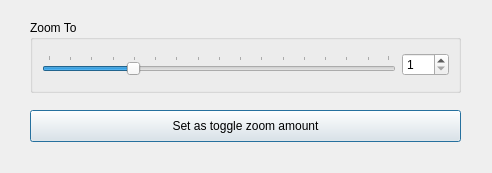
Before: the Qt Designer form zoomdlg.ui in towhee/Winnow64, drawn with Qt 5.
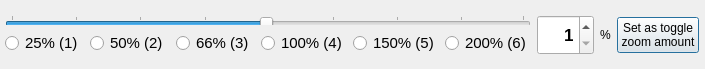
After: the same form once the commit is applied.

Commit message: Zoom window 1

Diff of the .ui file:
```diff
--- a/zoomdlg.ui
+++ b/zoomdlg.ui
@@ -6,73 +6,267 @@
    <rect>
     <x>0</x>
     <y>0</y>
-    <width>492</width>
-    <height>173</height>
+    <width>705</width>
+    <height>69</height>
    </rect>
   </property>
   <property name="windowTitle">
    <string>Zoom</string>
   </property>
-  <widget class="QPushButton" name="toggleZoomAmountBtn">
+  <property name="windowOpacity">
+   <double>0.850000000000000</double>
+  </property>
+  <property name="toolTip">
+   <string>&lt;html&gt;&lt;head/&gt;&lt;body&gt;&lt;p&gt;&lt;span style=&quot; font-size:18pt; font-weight:600;&quot;&gt;Zoom tips:&lt;/span&gt;&lt;/p&gt;&lt;p&gt;&lt;span style=&quot; font-weight:600;&quot;&gt;Esc&lt;/span&gt; to quit&lt;/p&gt;&lt;p&gt;&lt;span style=&quot; font-weight:600;&quot;&gt;Enter&lt;/span&gt; to change toogle zoom amount and exit&lt;/p&gt;&lt;p&gt;&lt;span style=&quot; font-weight:600;&quot;&gt;1&lt;/span&gt; - &lt;span style=&quot; font-weight:600;&quot;&gt;6&lt;/span&gt; to quick set zoom percentage&lt;/p&gt;&lt;p&gt;This window will stay-on-top so you can scroll the image, click zoom or pan to click point on a thumbnail.&lt;/p&gt;&lt;p&gt;Settings are sticky and will remain when you use Esc to exit.&lt;/p&gt;&lt;/body&gt;&lt;/html&gt;</string>
+  </property>
+  <widget class="QWidget" name="">
    <property name="geometry">
     <rect>
-     <x>30</x>
-     <y>110</y>
-     <width>431</width>
-     <height>32</height>
+     <x>5</x>
+     <y>0</y>
+     <width>694</width>
+     <height>71</height>
     </rect>
    </property>
-   <property name="text">
-    <string>Set as toggle zoom amount</string>
-   </property>
-   <property name="shortcut">
-    <string>Z</string>
-   </property>
-  </widget>
-  <widget class="QGroupBox" name="groupBox">
-   <property name="geometry">
-    <rect>
-     <x>30</x>
-     <y>20</y>
-     <width>431</width>
-     <height>73</height>
-    </rect>
-   </property>
-   <property name="title">
-    <string>Zoom To</string>
-   </property>
-   <layout class="QHBoxLayout" name="horizontalLayout">
+   <layout class="QHBoxLayout" name="horizontalLayout_3">
     <item>
-     <widget class="QSlider" name="zoomSlider">
-      <property name="minimum">
-       <number>1</number>
-      </property>
-      <property name="maximum">
-       <number>400</number>
-      </property>
-      <property name="value">
-       <number>100</number>
-      </property>
-      <property name="orientation">
-       <enum>Qt::Horizontal</enum>
-      </property>
-      <property name="tickPosition">
-       <enum>QSlider::TicksAbove</enum>
-      </property>
-      <property name="tickInterval">
-       <number>25</number>
-      </property>
-     </widget>
+     <layout class="QVBoxLayout" name="verticalLayout">
+      <item>
+       <spacer name="verticalSpacer">
+        <property name="orientation">
+         <enum>Qt::Vertical</enum>
+        </property>
+        <property name="sizeHint" stdset="0">
+         <size>
+          <width>20</width>
+          <height>40</height>
+         </size>
+        </property>
+       </spacer>
+      </item>
+      <item>
+       <widget class="QSlider" name="zoomSlider">
+        <property name="maximumSize">
+         <size>
+          <width>16777215</width>
+          <height>10</height>
+         </size>
+        </property>
+        <property name="focusPolicy">
+         <enum>Qt::StrongFocus</enum>
+        </property>
+        <property name="minimum">
+         <number>1</number>
+        </property>
+        <property name="maximum">
+         <number>200</number>
+        </property>
+        <property name="value">
+         <number>100</number>
+        </property>
+        <property name="orientation">
+         <enum>Qt::Horizontal</enum>
+        </property>
+        <property name="tickPosition">
+         <enum>QSlider::TicksAbove</enum>
+        </property>
+        <property name="tickInterval">
+         <number>25</number>
+        </property>
+       </widget>
+      </item>
+      <item>
+       <layout class="QHBoxLayout" name="horizontalLayout_2">
+        <item>
+         <widget class="QRadioButton" name="radio25Button">
+          <property name="font">
+           <font>
+            <pointsize>11</pointsize>
+           </font>
+          </property>
+          <property name="toolTip">
+           <string>Shortcut = 1</string>
+          </property>
+          <property name="text">
+           <string>25% (1)</string>
+          </property>
+          <property name="shortcut">
+           <string>1</string>
+          </property>
+         </widget>
+        </item>
+        <item>
+         <widget class="QRadioButton" name="radio50Button">
+          <property name="font">
+           <font>
+            <pointsize>11</pointsize>
+           </font>
+          </property>
+          <property name="toolTip">
+           <string>Shortcut = 2</string>
+          </property>
+          <property name="text">
+           <string>50% (2)</string>
+          </property>
+          <property name="shortcut">
+           <string>2</string>
+          </property>
+         </widget>
+        </item>
+        <item>
+         <widget class="QRadioButton" name="radio66Button">
+          <property name="font">
+           <font>
+            <pointsize>11</pointsize>
+           </font>
+          </property>
+          <property name="toolTip">
+           <string>Shortcut = 3</string>
+          </property>
+          <property name="text">
+           <string>66% (3)</string>
+          </property>
+          <property name="shortcut">
+           <string>3</string>
+          </property>
+         </widget>
+        </item>
+        <item>
+         <widget class="QRadioButton" name="radio100Button">
+          <property name="font">
+           <font>
+            <pointsize>11</pointsize>
+           </font>
+          </property>
+          <property name="toolTip">
+           <string>Shortcut = 4</string>
+          </property>
+          <property name="text">
+           <string>100% (4)</string>
+          </property>
+          <property name="shortcut">
+           <string>4</string>
+          </property>
+         </widget>
+        </item>
+        <item>
+         <widget class="QRadioButton" name="radio150Button">
+          <property name="font">
+           <font>
+            <pointsize>11</pointsize>
+           </font>
+          </property>
+          <property name="toolTip">
+           <string>Shortcut = 5</string>
+          </property>
+          <property name="text">
+           <string>150% (5)</string>
+          </property>
+          <property name="shortcut">
+           <string>5</string>
+          </property>
+         </widget>
+        </item>
+        <item>
+         <widget class="QRadioButton" name="radio200Button">
+          <property name="font">
+           <font>
+            <pointsize>11</pointsize>
+           </font>
+          </property>
+          <property name="toolTip">
+           <string>Shortcut = 6</string>
+          </property>
+          <property name="text">
+           <string>200% (6)</string>
+          </property>
+          <property name="shortcut">
+           <string>6</string>
+          </property>
+         </widget>
+        </item>
+       </layout>
+      </item>
+      <item>
+       <spacer name="verticalSpacer_2">
+        <property name="orientation">
+         <enum>Qt::Vertical</enum>
+        </property>
+        <property name="sizeHint" stdset="0">
+         <size>
+          <width>20</width>
+          <height>40</height>
+         </size>
+        </property>
+       </spacer>
+      </item>
+     </layout>
     </item>
     <item>
-     <widget class="QSpinBox" name="zoomSB">
-      <property name="minimum">
-       <number>1</number>
-      </property>
-      <property name="maximum">
-       <number>400</number>
-      </property>
-     </widget>
+     <layout class="QHBoxLayout" name="horizontalLayout">
+      <item>
+       <widget class="QSpinBox" name="zoomSB">
+        <property name="minimumSize">
+         <size>
+          <width>0</width>
+          <height>0</height>
+         </size>
+        </property>
+        <property name="maximumSize">
+         <size>
+          <width>16777215</width>
+          <height>40</height>
+         </size>
+        </property>
+        <property name="font">
+         <font>
+          <pointsize>13</pointsize>
+          <weight>75</weight>
+          <bold>true</bold>
+         </font>
+        </property>
+        <property name="alignment">
+         <set>Qt::AlignRight|Qt::AlignTrailing|Qt::AlignVCenter</set>
+        </property>
+        <property name="minimum">
+         <number>1</number>
+        </property>
+        <property name="maximum">
+         <number>400</number>
+        </property>
+        <property name="singleStep">
+         <number>10</number>
+        </property>
+        <property name="displayIntegerBase">
+         <number>10</number>
+        </property>
+       </widget>
+      </item>
+      <item>
+       <widget class="QLabel" name="label">
+        <property name="maximumSize">
+         <size>
+          <width>16777215</width>
+          <height>20</height>
+         </size>
+        </property>
+        <property name="text">
+         <string>%</string>
+        </property>
+       </widget>
+      </item>
+      <item>
+       <widget class="QPushButton" name="toggleZoomAmountBtn">
+        <property name="text">
+         <string>Set as toggle 
+zoom amount</string>
+        </property>
+        <property name="shortcut">
+         <string>Z</string>
+        </property>
+       </widget>
+      </item>
+     </layout>
     </item>
    </layout>
   </widget>
```
Left out of the diff: 2 changed lines with no effect on the pictures. The commit also changes 9 other files.
